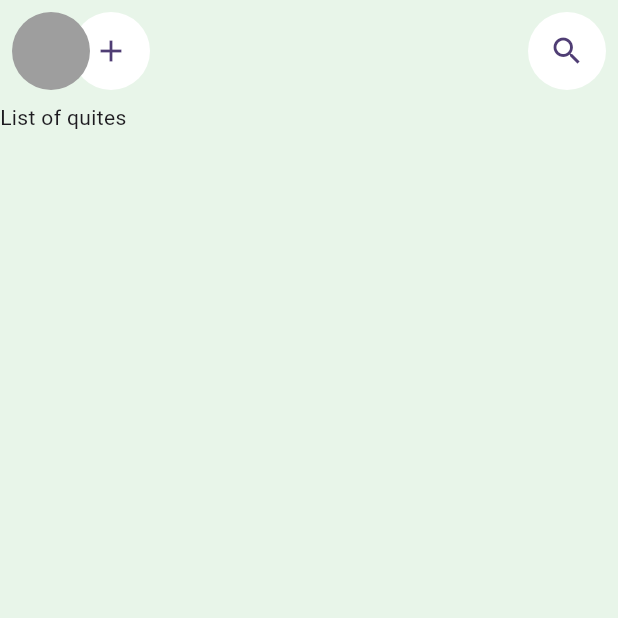
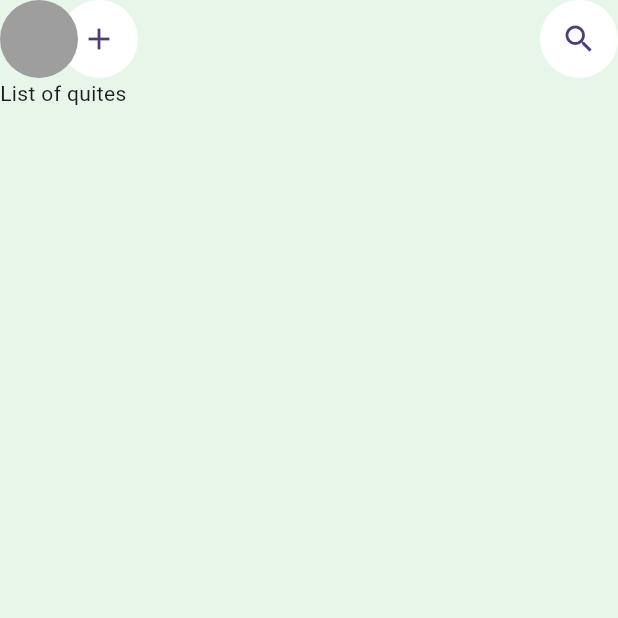
Before and after one commit to JAICHANGPARK/flutter_notebook_chapter_37, a Flutter app: the CryptoHomePage screen opened directly, on a phone screen of 412 x 824 dp, the top half of it. Run offline on Flutter 3.47's test engine with Material 3 defaults, Android fonts, the phone set to English and light mode, and no system bars; our stand-ins replace dots_indicator, gap.

Commit message:
Update crypto_home_page.dart

```diff
--- a/lib/ep1865_crypto_app/view/crypto_home_page.dart
+++ b/lib/ep1865_crypto_app/view/crypto_home_page.dart
@@ -16,9 +16,7 @@ class _CryptoHomePageState extends State<CryptoHomePage> {
         child: Column(
           crossAxisAlignment: CrossAxisAlignment.start,
           children: [
-            Padding(
-              padding: const EdgeInsets.all(8.0),
-              child: Row(
+            Row(
               children: [
                 Expanded(
                     child: Stack(
@@ -46,7 +44,6 @@ class _CryptoHomePageState extends State<CryptoHomePage> {
                 )
               ],
             ),
-            ),
             Text("List of quites"),
             SizedBox(
               height: 52,
```
Lines whose indentation alone changed are shown as unchanged.
